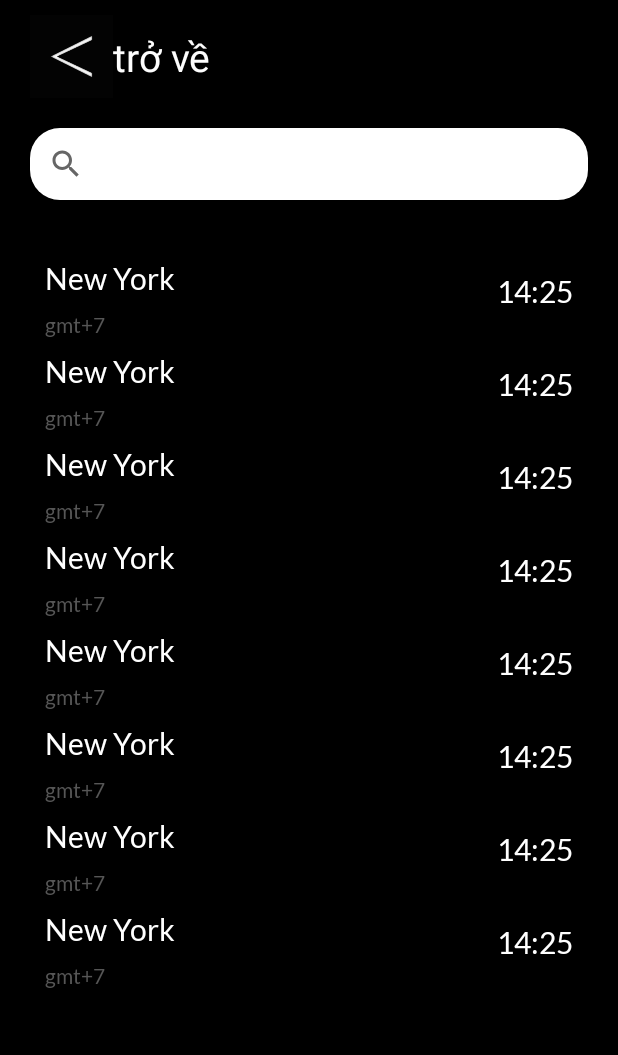
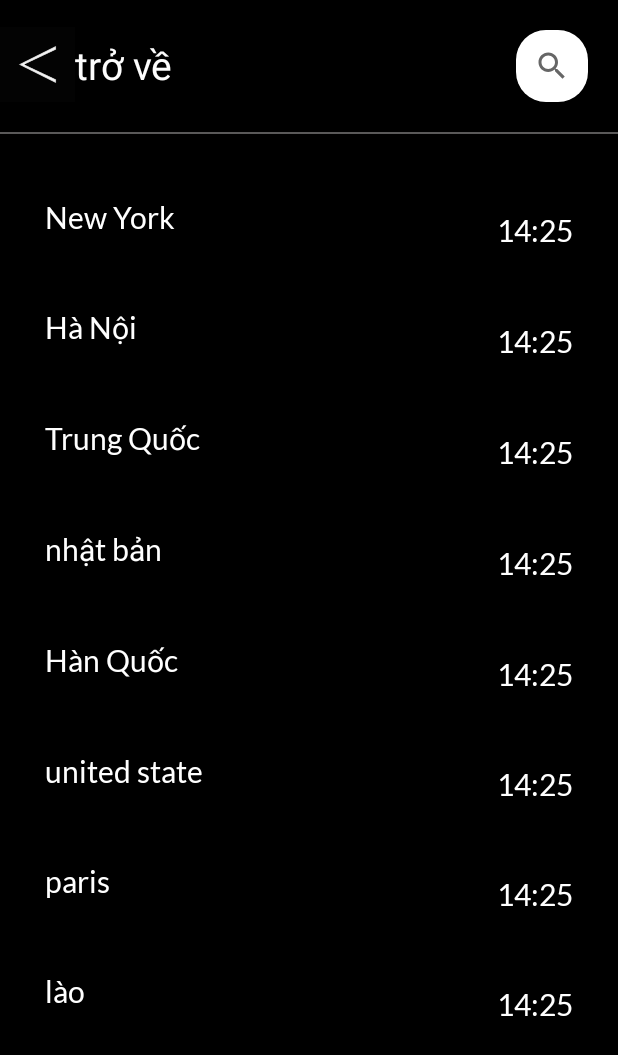
Before and after one commit to CN-LEON-DX/AlarmApp2, an Android app: the SelectClockActivity screen opened directly, with no data from a screen before it, on a phone screen of 412 x 824 dp. Shown: the top 1055 px of the screen. Run offline under Robolectric (Android 15) with nearby library versions, the phone set to English and light mode, and no system bars.

Commit message:
complete search select Clock

```diff
--- a/app/src/main/AndroidManifest.xml
+++ b/app/src/main/AndroidManifest.xml
@@ -35,7 +35,7 @@
             </intent-filter>
         </activity>
 
-        <receiver android:name=".model2.broadcast.Broadcast_Alarm_Receiver" />
+        <receiver android:name=".Broadcast.Broadcast_Alarm_Receiver" />
     </application>
 
 </manifest>
--- a/app/src/main/java/com/example/alarmapp/Activity/SelectClockActivity.java
+++ b/app/src/main/java/com/example/alarmapp/Activity/SelectClockActivity.java
@@ -5,9 +5,12 @@ import androidx.appcompat.widget.SearchView;
 import androidx.recyclerview.widget.LinearLayoutManager;
 import androidx.recyclerview.widget.RecyclerView;
 
+import android.annotation.SuppressLint;
 import android.os.Bundle;
 import android.view.View;
+import android.widget.Filter;
 import android.widget.LinearLayout;
+import android.widget.ListView;
 
 import com.example.alarmapp.Adapter.SelectClockAdapter;
 import com.example.alarmapp.Base.Clock;
@@ -17,42 +20,58 @@ import java.util.ArrayList;
 import java.util.List;
 
 public class SelectClockActivity extends AppCompatActivity {
-    private LinearLayout layout;
+    private LinearLayout layoutBack;
     private SearchView searchView;
     private List<Clock> listClock;
+    private SelectClockAdapter selectClockAdapter;
     @Override
     protected void onCreate(Bundle savedInstanceState) {
         super.onCreate(savedInstanceState);
         setContentView(R.layout.activity_select_clock);
         //find id
-        layout=findViewById(R.id.layout_back);
+        layoutBack=findViewById(R.id.layout_back);
         searchView=findViewById(R.id.search);
-        RecyclerView recyclerView = findViewById(R.id.rcv_selectClock);
-        //set adapter for recyclerView
-        SelectClockAdapter selectClockAdapter = new SelectClockAdapter(createListClock(), this);
-        recyclerView.setLayoutManager(new LinearLayoutManager(this,LinearLayoutManager.VERTICAL,false));
-        recyclerView.setAdapter(selectClockAdapter);
+        ListView listView = findViewById(R.id.lv_selectClock);
+        //set adapter for ListView
+        selectClockAdapter = new SelectClockAdapter(this,createListClock());
+        setListenerForSearchView();
+        listView.setAdapter(selectClockAdapter);
         //set event
         setListenerForBack();
     }
     public List<Clock> createListClock(){
         listClock = new ArrayList<>();
-        listClock .add(new Clock("New York", "gmt+7","14:25"));
-        listClock .add(new Clock("New York", "gmt+7","14:25"));
-        listClock .add(new Clock("New York", "gmt+7","14:25"));
-        listClock .add(new Clock("New York", "gmt+7","14:25"));
-        listClock .add(new Clock("New York", "gmt+7","14:25"));
-        listClock .add(new Clock("New York", "gmt+7","14:25"));
-        listClock .add(new Clock("New York", "gmt+7","14:25"));
-        listClock .add(new Clock("New York", "gmt+7","14:25"));
+        listClock .add(new Clock("New York","14:25"));
+        listClock .add(new Clock("Hà Nội","14:25"));
+        listClock .add(new Clock("Trung Quốc","14:25"));
+        listClock .add(new Clock("nhật bản","14:25"));
+        listClock .add(new Clock("Hàn Quốc","14:25"));
+        listClock .add(new Clock("united state","14:25"));
+        listClock .add(new Clock("paris","14:25"));
+        listClock .add(new Clock("lào","14:25"));
         return listClock;
     }
     public void setListenerForBack(){
-        layout.setOnClickListener(new View.OnClickListener() {
+        layoutBack.setOnClickListener(new View.OnClickListener() {
             @Override
             public void onClick(View v) {
                 finish();
             }
         });
     }
+    public void setListenerForSearchView(){
+        searchView.setOnQueryTextListener(new SearchView.OnQueryTextListener() {
+            @Override
+            public boolean onQueryTextSubmit(String query) {
+                return false;
+            }
+
+            @Override
+            public boolean onQueryTextChange(String newText) {
+                selectClockAdapter.getFilter().filter(newText);
+                return true;
+            }
+        });
+    }
+
 }
--- a/app/src/main/java/com/example/alarmapp/Adapter/Clock_Recycler_Adapter.java
+++ b/app/src/main/java/com/example/alarmapp/Adapter/Clock_Recycler_Adapter.java
@@ -48,13 +48,13 @@ public class Clock_Recycler_Adapter extends RecyclerView.Adapter<Clock_Recycler_
         public ClockViewHolder(@NonNull View itemView) {
             super(itemView);
             tvTimeCurrent = itemView.findViewById(R.id.tvTimeCurrent);
-            tvCity = itemView.findViewById(R.id.tvCountry);
+            tvCity = itemView.findViewById(R.id.tvCity);
             tvGMT = itemView.findViewById(R.id.tvGMT);
         }
         public void setData(Clock clock) {
-            if (clock.getTime() != null && clock.getCountry()!= null&&clock.getGmt()!=null){
+            if (clock.getTime() != null && clock.getCity()!= null&&clock.getGmt()!=null){
                 tvTimeCurrent.setText(clock.getTime());
-                tvCity.setText(clock.getCountry());
+                tvCity.setText(clock.getCity());
                 tvGMT.setText(clock.getGmt());
             }
         }
--- a/app/src/main/java/com/example/alarmapp/Adapter/SelectClockAdapter.java
+++ b/app/src/main/java/com/example/alarmapp/Adapter/SelectClockAdapter.java
@@ -1,61 +1,86 @@
 package com.example.alarmapp.Adapter;
 
+import android.annotation.SuppressLint;
 import android.content.Context;
+import android.util.Log;
 import android.view.LayoutInflater;
 import android.view.View;
 import android.view.ViewGroup;
+import android.widget.ArrayAdapter;
+import android.widget.Filter;
 import android.widget.TextView;
-
 import androidx.annotation.NonNull;
-import androidx.recyclerview.widget.RecyclerView;
-
+import androidx.annotation.Nullable;
 import com.example.alarmapp.Base.Clock;
 import com.example.alarmapp.R;
 
+import java.util.ArrayList;
 import java.util.List;
 
-public class SelectClockAdapter extends RecyclerView.Adapter<SelectClockAdapter.SelectClockViewHolder> {
-    private List<Clock> listSelectClock;
-    private Context context;
+public class SelectClockAdapter extends ArrayAdapter<Clock> {
+    private final List<Clock> listSelectClock;
+    private List<Clock> originalList;
 
-    public SelectClockAdapter(List<Clock> listSelectClock, Context context) {
+    public SelectClockAdapter(Context context, List<Clock> listSelectClock) {
+        super(context, 0, listSelectClock);
         this.listSelectClock = listSelectClock;
-        this.context = context;
+        this.originalList = new ArrayList<>(listSelectClock);
     }
+
 
     @NonNull
     @Override
-    public SelectClockViewHolder onCreateViewHolder(@NonNull ViewGroup parent, int viewType) {
-        View view = LayoutInflater.from(context).inflate(R.layout.item_clock_recycler, parent, false);
-        return new SelectClockViewHolder(view);
+    public View getView(int position, @Nullable View convertView, @NonNull ViewGroup parent) {
+        View listItemView = convertView;
+        if (listItemView == null) {
+            listItemView = LayoutInflater.from(getContext()).inflate(R.layout.item_clock_recycler, parent, false);
+        }
+        Clock clock = getItem(position);
+        TextView tvGmt = listItemView.findViewById(R.id.tvGMT);
+        TextView tvCity = listItemView.findViewById(R.id.tvCity);
+        TextView tvTime = listItemView.findViewById(R.id.tvTimeCurrent);
+        tvGmt.setVisibility(View.INVISIBLE);
+        tvCity.setText(clock.getCity());
+        tvTime.setText(clock.getTime());
+
+        return listItemView;
+    }
+    @Override
+    public Filter getFilter() {
+        return new Filter() {
+            @Override
+            protected FilterResults performFiltering(CharSequence constraint) {
+                FilterResults results = new FilterResults();
+                List<Clock> filteredList = new ArrayList<>();
+
+                if (originalList == null) {
+                    originalList = new ArrayList<>(listSelectClock);
+                }
+
+                if (constraint == null || constraint.length() == 0) {
+                    filteredList.addAll(originalList);
+                } else {
+                    String filterPattern = constraint.toString().toLowerCase().trim();
+
+                    for (Clock item : originalList) {
+                        if (item.getCity().toLowerCase().contains(filterPattern)) {
+                            filteredList.add(item);
+                        }
+                    }
+                }
+
+                results.values = filteredList;
+                results.count = filteredList.size();
+                return results;
+            }
+
+            @Override
+            protected void publishResults(CharSequence constraint, FilterResults results) {
+                clear();
+                addAll((List<Clock>) results.values);
+                notifyDataSetChanged();
+            }
+        };
     }
 
-    @Override
-    public void onBindViewHolder(@NonNull SelectClockViewHolder holder, int position) {
-        holder.setData(listSelectClock.get(position));
-    }
-
-    @Override
-    public int getItemCount() {
-        return listSelectClock.isEmpty() ? 0:listSelectClock.size();
-    }
-
-    class SelectClockViewHolder extends RecyclerView.ViewHolder {
-        private TextView tv_country, tv_GMT, tv_timeCurrent;
-
-        public SelectClockViewHolder(@NonNull View itemView) {
-            super(itemView);
-            tv_country = itemView.findViewById(R.id.tvCountry);
-            tv_GMT = itemView.findViewById(R.id.tvGMT);
-            tv_timeCurrent = itemView.findViewById(R.id.tvTimeCurrent);
-        }
-
-        public void setData(@NonNull Clock clock) {
-            if (clock.getGmt() != null && clock.getTime() != null && clock.getCountry() != null) {
-                tv_country.setText(String.valueOf(clock.getCountry()));
-                tv_GMT.setText(String.valueOf(clock.getGmt()));
-                tv_timeCurrent.setText(String.valueOf(clock.getTime()));
-            }
-        }
-    }
 }
--- a/app/src/main/java/com/example/alarmapp/Base/Clock.java
+++ b/app/src/main/java/com/example/alarmapp/Base/Clock.java
@@ -1,14 +1,23 @@
 package com.example.alarmapp.Base;
 
 public class Clock {
-    private String country;
+    private String city;
     private String gmt;
     private String time;
 
-    public Clock(String country, String gmt, String time) {
-        this.country = country;
+    public Clock(String city, String gmt, String time) {
+        this.city = city;
         this.gmt = gmt;
         this.time = time;
+    }
+
+    public Clock(String city, String time) {
+        this.city = city;
+        this.time = time;
+    }
+
+    public Clock(String city) {
+        this.city = city;
     }
 
     public String getGmt() {
@@ -19,12 +28,12 @@ public class Clock {
         this.gmt = gmt;
     }
 
-    public String getCountry() {
-        return country;
+    public String getCity() {
+        return city;
     }
 
-    public void setCountry(String country) {
-        this.country = country;
+    public void setCity(String city) {
+        this.city = city;
     }
 
 
--- a/app/src/main/res/layout/activity_select_clock.xml
+++ b/app/src/main/res/layout/activity_select_clock.xml
@@ -7,23 +7,34 @@
     android:background="#000000"
     tools:context=".Activity.SelectClockActivity">
 
+    <View
+        android:id="@+id/view2"
+        android:layout_width="wrap_content"
+        android:layout_height="1dp"
+        android:layout_below="@id/layout_searchAndBack"
+        android:background="#5A5959" />
+
+    <RelativeLayout
+        android:id="@+id/layout_searchAndBack"
+        android:layout_width="wrap_content"
+        android:layout_height="wrap_content">
+
         <LinearLayout
             android:id="@+id/layout_back"
             android:layout_width="wrap_content"
             android:layout_height="wrap_content"
-        android:layout_marginStart="20dp"
-        android:layout_marginTop="10dp"
+            android:layout_marginTop="18dp"
             android:orientation="horizontal">
 
             <ImageView
                 android:id="@+id/imageView2"
-            android:layout_width="55dp"
-            android:layout_height="55dp"
+                android:layout_width="50dp"
+                android:layout_height="50dp"
                 android:layout_weight="1"
                 android:src="@drawable/back" />
 
             <TextView
-            android:id="@+id/textView"
+                android:id="@+id/tv_back"
                 android:layout_width="wrap_content"
                 android:layout_height="wrap_content"
                 android:layout_gravity="center_vertical"
@@ -36,19 +47,25 @@
 
         <androidx.appcompat.widget.SearchView
             android:id="@+id/search"
-        android:layout_width="match_parent"
+            android:layout_width="wrap_content"
             android:layout_height="wrap_content"
-        android:layout_below="@id/layout_back"
-        android:layout_margin="20dp"
-        android:background="@drawable/rounded_button" />
+            android:layout_alignParentEnd="true"
+            android:layout_marginStart="20dp"
+            android:layout_marginTop="20dp"
+            android:layout_marginEnd="20dp"
+            android:layout_marginBottom="20dp"
+            android:background="@drawable/rounded_button"
+            android:hint="@string/t_n_th_nh_ph" />
 
-    <androidx.recyclerview.widget.RecyclerView
-        android:id="@+id/rcv_selectClock"
+    </RelativeLayout>
+
+    <ListView
+        android:id="@+id/lv_selectClock"
         android:layout_width="match_parent"
         android:layout_height="match_parent"
-        android:layout_below="@id/search"
+        android:layout_below="@id/layout_searchAndBack"
         android:layout_marginStart="30dp"
-        android:layout_marginTop="10dp"
+        android:layout_marginTop="30dp"
         android:layout_marginEnd="30dp" />
 
 </RelativeLayout>
--- a/app/src/main/res/layout/item_clock_recycler.xml
+++ b/app/src/main/res/layout/item_clock_recycler.xml
@@ -6,14 +6,16 @@
 
 
     <LinearLayout
+        android:id="@+id/layout"
         android:layout_width="wrap_content"
         android:layout_height="wrap_content"
         android:layout_centerVertical="true"
+        android:layout_marginTop="10dp"
         android:layout_weight="4"
         android:orientation="vertical">
 
         <TextView
-            android:id="@+id/tvCountry"
+            android:id="@+id/tvCity"
             android:layout_width="wrap_content"
             android:layout_height="wrap_content"
             android:layout_gravity="top"
@@ -47,4 +49,5 @@
         android:text="14:26"
         android:textColor="@color/white"
         android:textSize="20sp" />
+
 </RelativeLayout>
--- a/app/src/main/res/values/strings.xml
+++ b/app/src/main/res/values/strings.xml
@@ -6,4 +6,5 @@
     <string name="ng_h">Đồng hồ</string>
     <string name="b_m_gi">Bấm giờ</string>
     <string name="hello_blank_fragment">Hello blank fragment</string>
+    <string name="t_n_th_nh_ph">Tên thành phố</string>
 </resources>
```
Also changed, not shown: app/src/main/res/layout/custome_tab_alarm.xml (+4 -5 lines), app/src/main/res/layout/custome_tab_clock.xml (+4 -5 lines), app/src/main/res/layout/custome_tab_stopwatch.xml (+4 -5 lines), app/src/main/res/layout/custome_tab_timer.xml (+4 -5 lines). Lines whose indentation alone changed are shown as unchanged.
